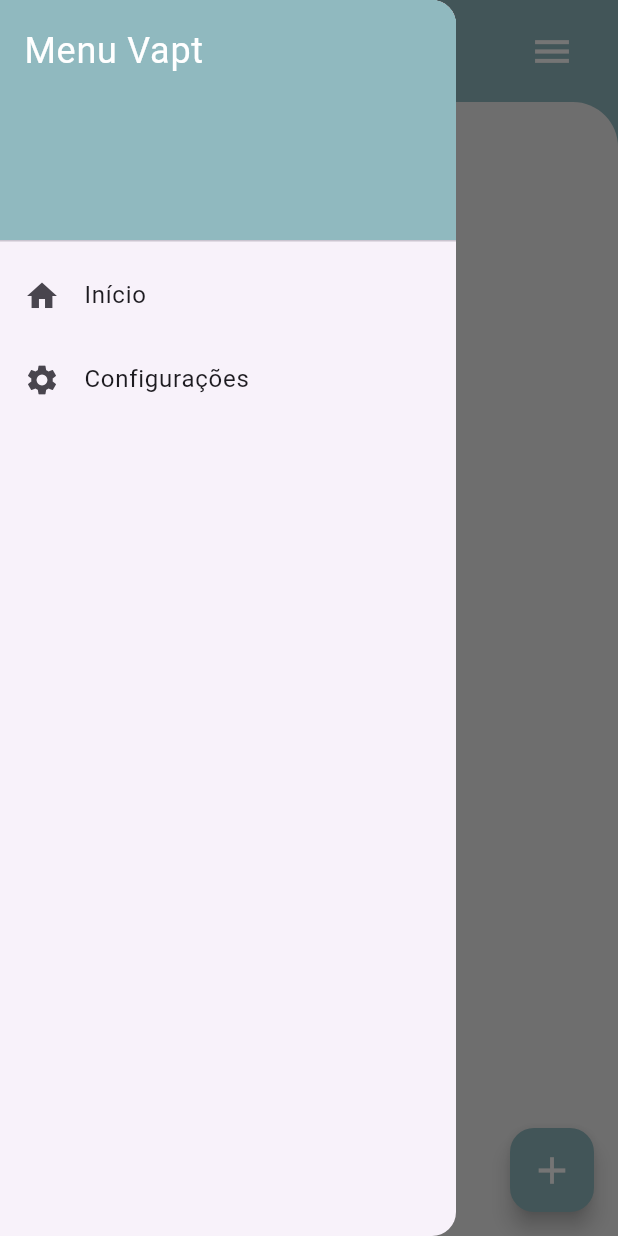
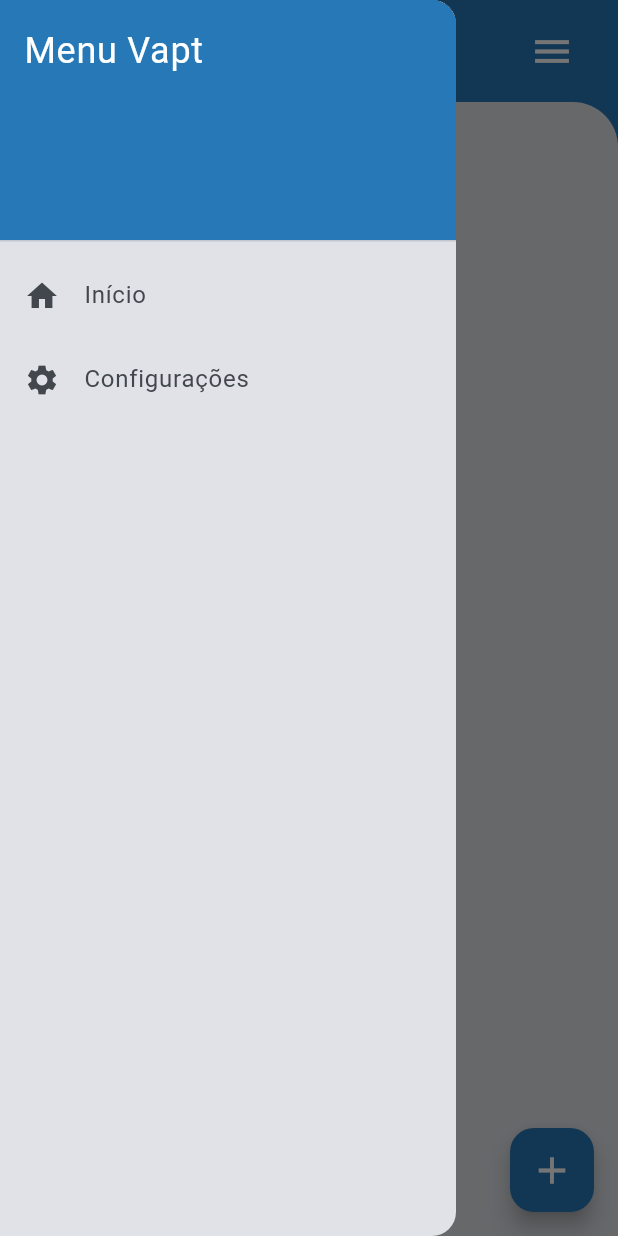
Before and after one commit to Lia-Moon/Vapt-Agendamento, a Flutter app: the screen it shows after launch, with the side drawer open, on a phone screen of 412 x 824 dp. Run offline on Flutter 3.47's test engine with Material 3 defaults, Android fonts, the phone set to English and light mode, and no system bars; Roboto replaces fonts that are missing (Cursive).

Commit message:
86aex91ee - Added color properties

```diff
--- a/lib/core/app_colors.dart
+++ b/lib/core/app_colors.dart
@@ -8,8 +8,7 @@ class AppColors {
   // static const secondaryBlue = Color(0xFFF0F0F0);
 
   // --- theme purple ---
-  static const primaryPurple = Color(0xFF6200EE);
-  static const secondaryPurple = Color(0xFF03DAC6);
+  static const primaryPurple = Color.fromARGB(255, 145, 74, 244);
 
   // --- theme pink ---
   static const primaryPink = Color(0xFFE91E63);
@@ -34,10 +33,11 @@ class AppColors {
       );
     }
 
-    // Default (Purple)
+    // Default (Blue)
     return ColorScheme.fromSeed(
       seedColor: primaryBlue,
       brightness: isDarkMode ? Brightness.dark : Brightness.light,
+      primary: primaryBlue, // force the exact color
     );
   }
 }
--- a/lib/core/app_theme.dart
+++ b/lib/core/app_theme.dart
@@ -15,7 +15,6 @@ TextTheme _buildDefaultTextTheme(TextTheme base) {
   return base.copyWith(
 
     // Adding a ? before each .copyWith( call ensures that if the property is null, it simply doesn't try to copy it.
-
     headlineMedium: base.headlineMedium?.copyWith(
       fontFamily: 'Cardo',
       fontWeight: FontWeight.w500,
--- a/lib/main.dart
+++ b/lib/main.dart
@@ -29,7 +29,7 @@ void main() {
   runApp(const MyApp());
 }
 
-final ValueNotifier<String> selectedTheme = ValueNotifier('purple');
+final ValueNotifier<String> selectedTheme = ValueNotifier('');
 
 class MyApp extends StatelessWidget {
   const MyApp({super.key});
@@ -43,15 +43,15 @@ class MyApp extends StatelessWidget {
       builder: (context, currentTheme, child) {
         return MaterialApp(
           title: 'Vapt App',
-          debugShowCheckedModeBanner: false,
+          debugShowCheckedModeBanner: false, // remove 'Debug' text
 
-          // search the color scheme dynamaically
+          // search the color scheme dynamically
           theme: ThemeData(
             colorScheme: AppColors.getColorScheme(false, currentTheme),
             useMaterial3: true,
           ),
 
-          // also set the darktheme
+          // also sets the darktheme
           darkTheme: ThemeData(
             colorScheme: AppColors.getColorScheme(true, currentTheme),
             useMaterial3: true,
@@ -60,7 +60,7 @@ class MyApp extends StatelessWidget {
           // configuration from user system (light/dark)
           themeMode: ThemeMode.system,
 
-          home: const HomePage(),
+          home: const HomePage(), // defines which page opens first
         );
       },
     );
--- a/lib/modules/home/home_page.dart
+++ b/lib/modules/home/home_page.dart
@@ -8,36 +8,35 @@ class HomePage extends StatelessWidget {
   @override
   Widget build(BuildContext context) {
     return Scaffold(
-      // 1. Cor de fundo do topo (azul acinzentado)
-      backgroundColor: const Color(0xFF90B9BF),
+      backgroundColor: Theme.of(context).colorScheme.primary,
 
       drawer: const MenuDrawer(),
 
-      // 3. O corpo da tela
+      // page body
       body: SafeArea(
         child: Column(
           children: [
-            // Cabeçalho Customizado
+            // customized header
             Padding(
               padding: const EdgeInsets.symmetric(horizontal: 20, vertical: 10),
               child: Row(
                 mainAxisAlignment: MainAxisAlignment.spaceBetween,
                 children: [
-                  const Text(
+                  Text(
                     'Vapt',
                     style: TextStyle(
                       fontSize: 32,
-                      color: Colors.white,
+                      color: Theme.of(context).colorScheme.onPrimary,
                       fontWeight: FontWeight.bold,
                       fontFamily:
-                          'Cursive', // Certifique-se de configurar a fonte no pubspec
+                          'Cursive',
                     ),
                   ),
-                  // Botão que abre o Drawer
+                  // Button that opens Drawer
                   Builder(
                     builder: (context) => IconButton(
                       icon:
-                          const Icon(Icons.menu, color: Colors.white, size: 30),
+                          Icon(Icons.menu, color: Theme.of(context).colorScheme.onPrimary, size: 30),
                       onPressed: () => Scaffold.of(context).openDrawer(),
                     ),
                   ),
@@ -48,29 +47,30 @@ class HomePage extends StatelessWidget {
             Expanded(
               child: Container(
                 width: double.infinity,
-                decoration: const BoxDecoration(
-                  color: Color(0xFFF0F0F0), // Cinza muito claro
-                  borderRadius: BorderRadius.only(
-                    topLeft: Radius.circular(30),
-                    topRight: Radius.circular(30),
-                  ),
-                ),
+                decoration: BoxDecoration(
+                              color: Theme.of(context).colorScheme.surfaceContainerHighest, // background that uses a very light tone from the primary color
+                              borderRadius: BorderRadius.only(
+                                topLeft: Radius.circular(30),
+                                topRight: Radius.circular(30),
+                              ),
+                            ),
                 child: Column(
                   mainAxisAlignment: MainAxisAlignment.center,
                   children: [
-                    const Text(
+                    Text(
                       'Vazio aqui',
                       style: TextStyle(
                         fontSize: 26,
                         fontWeight: FontWeight.bold,
-                        color: Color(0xFF90B9BF),
+                        color: Theme.of(context).colorScheme.primary,
                       ),
                     ),
                     const SizedBox(height: 20),
-                    const Text(
+                    Text(
                       'Que tal adicionar seu\nprimeiro lembrete?',
                       textAlign: TextAlign.center,
-                      style: TextStyle(color: Colors.grey, fontSize: 16),
+                      style: TextStyle(color: Theme.of(context).colorScheme.onSurfaceVariant,
+                                      fontSize: 16),
                     ),
                   ],
                 ),
@@ -80,33 +80,13 @@ class HomePage extends StatelessWidget {
         ),
       ),
 
-      // floatingActionButton: Row(
-      //   mainAxisAlignment: MainAxisAlignment.spaceBetween,
-      //   children: [
-      //     FloatingActionButton(
-      //       onPressed: () {
-      //         // Ação para adicionar lembrete
-      //       },
-      //       backgroundColor: const Color(0xFF90B9BF),
-      //       child: const Icon(Icons.add, color: Colors.white, size: 30),
-      //     ),
-      //     FloatingActionButton(
-      //       onPressed: () {
-      //         selectedTheme.value = 'pink';
-      //       },
-      //       backgroundColor: const Color.fromARGB(15, 255, 2, 213),
-      //       child: const Icon(Icons.add, color: Colors.white, size: 30),
-      //     ),
-      //   ],
-      // )
-
-      // 5. Botão Flutuante (FAB)
+      // Floating button (FAB)
       floatingActionButton: FloatingActionButton(
         onPressed: () {
-          // Ação para adicionar lembrete
+          // Add reminder
         },
-        backgroundColor: const Color(0xFF90B9BF),
-        child: const Icon(Icons.add, color: Colors.white, size: 30),
+        backgroundColor: Theme.of(context).colorScheme.primary,
+        child: Icon(Icons.add, color: Theme.of(context).colorScheme.onPrimary, size: 30),
       ),
     );
   }
--- a/lib/shared/widgets/menu_drawer.dart
+++ b/lib/shared/widgets/menu_drawer.dart
@@ -7,21 +7,26 @@ class MenuDrawer extends StatelessWidget {
   Widget build(BuildContext context) {
 
     return Drawer(
+      backgroundColor: Theme.of(context).colorScheme.surfaceContainerHighest,
       child: ListView(
         padding: EdgeInsets.zero,
         children: [
           DrawerHeader(
-            decoration: BoxDecoration(color: Color(0xFF90B9BF)),
-            child: Text('Menu Vapt', style: TextStyle(color: Colors.white, fontSize: 24)),
+            decoration: BoxDecoration(color: Theme.of(context).colorScheme.primary),
+            child: Text('Menu Vapt', style: TextStyle(color: Theme.of(context).colorScheme.onPrimary, fontSize: 24)),
           ),
           ListTile(
             leading: Icon(Icons.home),
             title: Text('Início'),
+            textColor: Theme.of(context).colorScheme.onSurfaceVariant,
+            iconColor: Theme.of(context).colorScheme.onSurfaceVariant,
             onTap: () => Navigator.pop(context),
           ),
           ListTile(
             leading: Icon(Icons.settings),
             title: Text('Configurações'),
+            textColor: Theme.of(context).colorScheme.onSurfaceVariant,
+            iconColor: Theme.of(context).colorScheme.onSurfaceVariant,
             onTap: () {},
           ),
         ],
```
